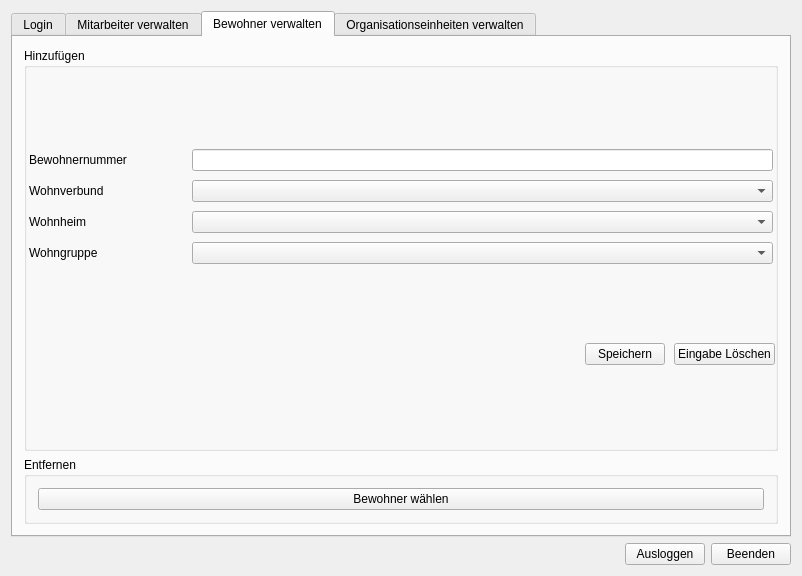
This is AdminDialog/admindialog.ui in Robotregent/EBP as Qt 5 draws it before an edit. The edited form follows.
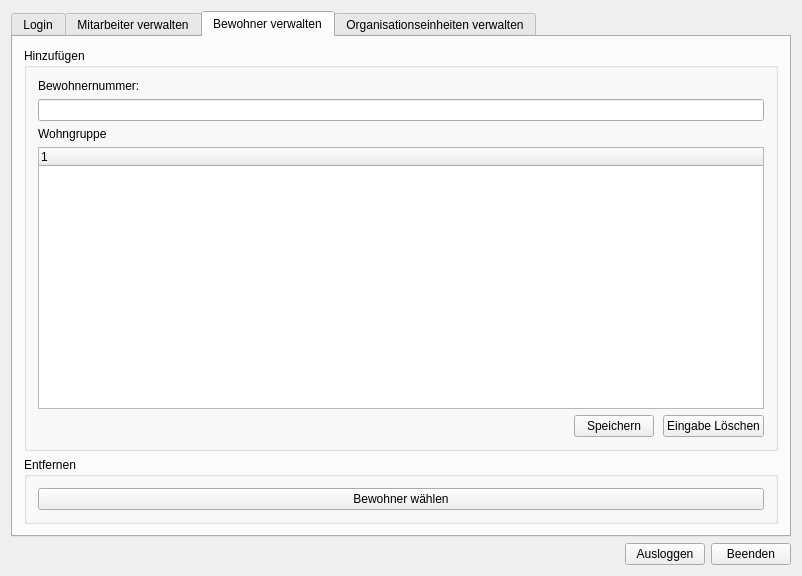
This is the edited form. The open tabs and pages were chosen to show the change. Icons and pictures are not drawn.

```diff
--- a/AdminDialog/admindialog.ui
+++ b/AdminDialog/admindialog.ui
@@ -399,100 +399,32 @@
            <property name="title">
             <string>Hinzufügen</string>
            </property>
-           <layout class="QVBoxLayout" name="verticalLayout_8" stretch="1,0">
-            <property name="spacing">
-             <number>9</number>
-            </property>
-            <property name="leftMargin">
-             <number>0</number>
-            </property>
-            <property name="rightMargin">
-             <number>0</number>
-            </property>
+           <layout class="QVBoxLayout" name="verticalLayout_8">
             <item>
-             <layout class="QHBoxLayout" name="horizontalLayout_10">
-              <property name="spacing">
-               <number>9</number>
+             <widget class="QLabel" name="label_5">
+              <property name="text">
+               <string>Bewohnernummer:</string>
               </property>
-              <property name="leftMargin">
-               <number>0</number>
+             </widget>
+            </item>
+            <item>
+             <widget class="QLineEdit" name="Bewohnernummer"/>
+            </item>
+            <item>
+             <widget class="QLabel" name="label_6">
+              <property name="text">
+               <string>Wohngruppe</string>
               </property>
-              <property name="rightMargin">
-               <number>0</number>
-              </property>
-              <item>
-               <layout class="QVBoxLayout" name="verticalLayout_11">
-                <property name="spacing">
-                 <number>9</number>
-                </property>
-                <property name="leftMargin">
-                 <number>2</number>
-                </property>
-                <property name="rightMargin">
-                 <number>2</number>
-                </property>
-                <item>
-                 <widget class="QLabel" name="label_B_nummer">
-                  <property name="minimumSize">
-                   <size>
-                    <width>150</width>
-                    <height>0</height>
-                   </size>
-                  </property>
-                  <property name="text">
-                   <string>Bewohnernummer</string>
-                  </property>
-                 </widget>
-                </item>
-                <item>
-                 <widget class="QLabel" name="label_B_wohnverbund">
-                  <property name="text">
-                   <string>Wohnverbund</string>
-                  </property>
-                 </widget>
-                </item>
-                <item>
-                 <widget class="QLabel" name="label_B_wohnheim">
-                  <property name="text">
-                   <string>Wohnheim</string>
-                  </property>
-                 </widget>
-                </item>
-                <item>
-                 <widget class="QLabel" name="label_B_wohngruppe">
-                  <property name="text">
-                   <string>Wohngruppe</string>
-                  </property>
-                 </widget>
-                </item>
-               </layout>
-              </item>
-              <item>
-               <layout class="QVBoxLayout" name="verticalLayout_10">
-                <property name="spacing">
-                 <number>9</number>
-                </property>
-                <property name="leftMargin">
-                 <number>2</number>
-                </property>
-                <property name="rightMargin">
-                 <number>2</number>
-                </property>
-                <item>
-                 <widget class="QLineEdit" name="lineEdit_B_nummer"/>
-                </item>
-                <item>
-                 <widget class="QComboBox" name="box_B_wohnverbund"/>
-                </item>
-                <item>
-                 <widget class="QComboBox" name="box_B_wohnheim"/>
-                </item>
-                <item>
-                 <widget class="QComboBox" name="box_B_wohngruppe"/>
-                </item>
-               </layout>
-              </item>
-             </layout>
+             </widget>
+            </item>
+            <item>
+             <widget class="QTreeWidget" name="WohngruppeTree">
+              <column>
+               <property name="text">
+                <string notr="true">1</string>
+               </property>
+              </column>
+             </widget>
             </item>
             <item>
              <layout class="QHBoxLayout" name="horizontalLayout_11">
```
Left out of the diff: 6 changed lines with no effect on the pictures.
